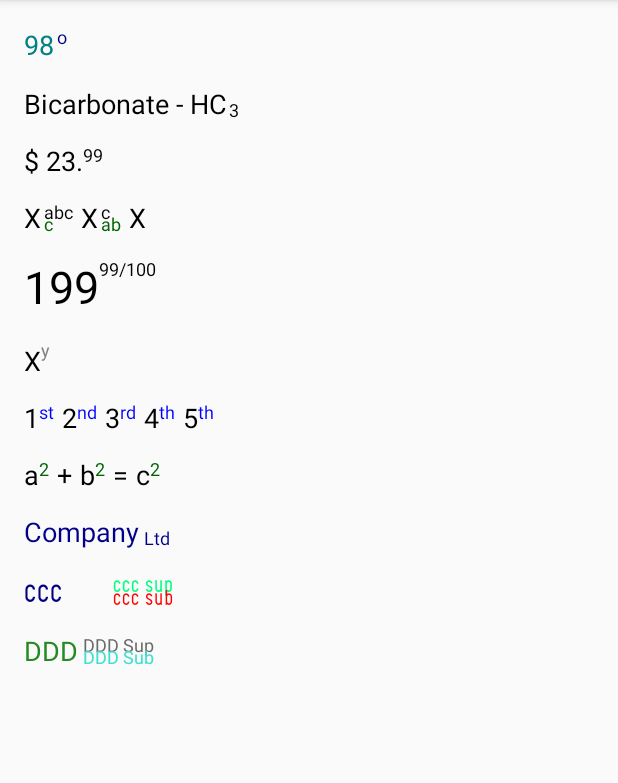
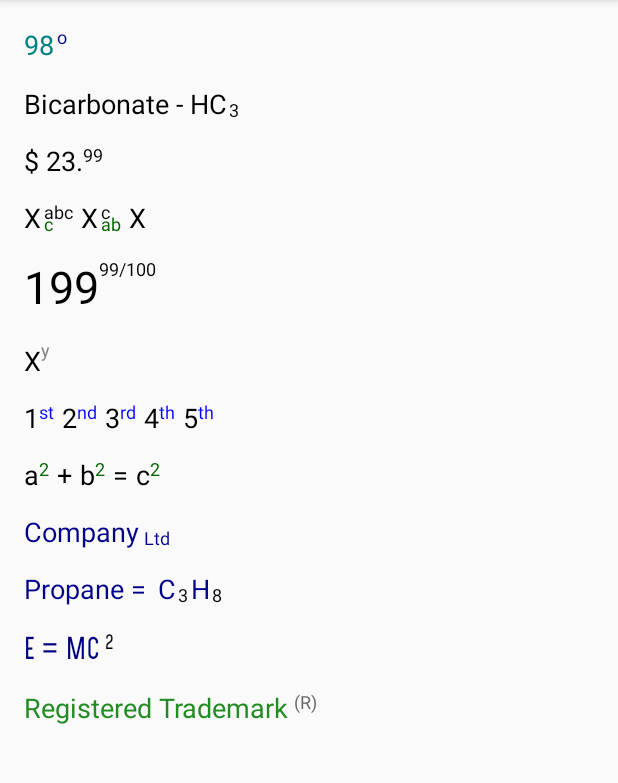
Before and after one commit to hilfritz/TextScriptView, an Android app: the screen it shows after launch (MainActivity), on a phone screen of 412 x 824 dp, the part 84-867 px from its top. Run offline under Robolectric (Android 15) with nearby library versions, the phone set to English and light mode, and no system bars.

Commit message:
added a screenshot and added a better code samples

```diff
--- a/app/src/main/java/com/hilfritz/textscriptview/MainActivity.java
+++ b/app/src/main/java/com/hilfritz/textscriptview/MainActivity.java
@@ -15,13 +15,12 @@ public class MainActivity extends AppCompatActivity {
         super.onCreate(savedInstanceState);
         setContentView(R.layout.activity_main);
         textScriptView = (TextScriptView) findViewById(R.id.textScriptView);
-        textScriptView.setText("ccc");
-        textScriptView.setSubScriptText("ccc sub");
-        textScriptView.setSuperScriptText("ccc sup");
+        textScriptView.setText("E = MC");
+        textScriptView.setSuperScriptText("2");
 
         textScriptView.setTextColor(R.color.Navy);
         textScriptView.setSubScriptTextColor(R.color.Red);
-        textScriptView.setSuperScriptTextColor(R.color.SpringGreen);
+        textScriptView.setSuperScriptTextColor(R.color.Black);
 
         textScriptView.getTextView().setTypeface(FontCache.get(FontCache.FONT_GOTCHAGOTHIC_LIGHT, this));
         textScriptView.getSuperscriptTextView().setTypeface(FontCache.get(FontCache.FONT_GOTCHAGOTHIC_LIGHT, this));
@@ -29,9 +28,8 @@ public class MainActivity extends AppCompatActivity {
 
 
         textScriptView2 = (TextScriptView) findViewById(R.id.textScriptView2);
-        textScriptView2.setText("DDD");
-        textScriptView2.setSubScriptText("DDD Sub");
-        textScriptView2.setSuperScriptText("DDD Sup");
+        textScriptView2.setText("Registered Trademark");
+        textScriptView2.setSuperScriptText("(R)");
 
         textScriptView2.setTextColor(R.color.ForestGreen);
         textScriptView2.setSubScriptTextColor(R.color.Turquoise);
--- a/app/src/main/res/layout/activity_main.xml
+++ b/app/src/main/res/layout/activity_main.xml
@@ -249,11 +249,42 @@
         app:subTextColor="@color/DarkBlue"
         android:layout_marginTop="@dimen/margin_d"
         />
+
+    <LinearLayout
+        android:orientation="horizontal"
+        android:layout_width="wrap_content"
+        android:layout_height="wrap_content">
+        <com.hilfritz.library.textscriptview.TextScriptView
+            android:layout_width="wrap_content"
+            android:layout_height="wrap_content"
+            android:layout_marginTop="@dimen/margin_d"
+            app:normalText="Propane = "
+            app:normalTextColor="@color/DarkBlue"
+            />
+        <com.hilfritz.library.textscriptview.TextScriptView
+            android:layout_width="wrap_content"
+            android:layout_height="wrap_content"
+            android:layout_marginTop="@dimen/margin_d"
+            app:normalText="C"
+            app:subText="3"
+            app:normalTextColor="@color/DarkBlue"
+            app:normalBetweenScriptMargin="1dp"
+            android:layout_marginRight="2dp"
+            />
+        <com.hilfritz.library.textscriptview.TextScriptView
+            android:layout_width="wrap_content"
+            android:layout_height="wrap_content"
+            android:layout_marginTop="@dimen/margin_d"
+            app:normalText="H"
+            app:subText="8"
+            app:normalTextColor="@color/DarkBlue"
+            app:normalBetweenScriptMargin="1dp"
+            />
+    </LinearLayout>
     <com.hilfritz.library.textscriptview.TextScriptView
         android:layout_width="wrap_content"
         android:layout_height="wrap_content"
         android:id="@+id/textScriptView"
-        app:normalBetweenScriptMargin="@dimen/margin_l"
         android:layout_marginTop="@dimen/margin_d"
         />
     <com.hilfritz.library.textscriptview.TextScriptView
@@ -265,4 +296,5 @@
 
 
 
+
 </LinearLayout>
```
Also changed, not shown: 1 other file.
